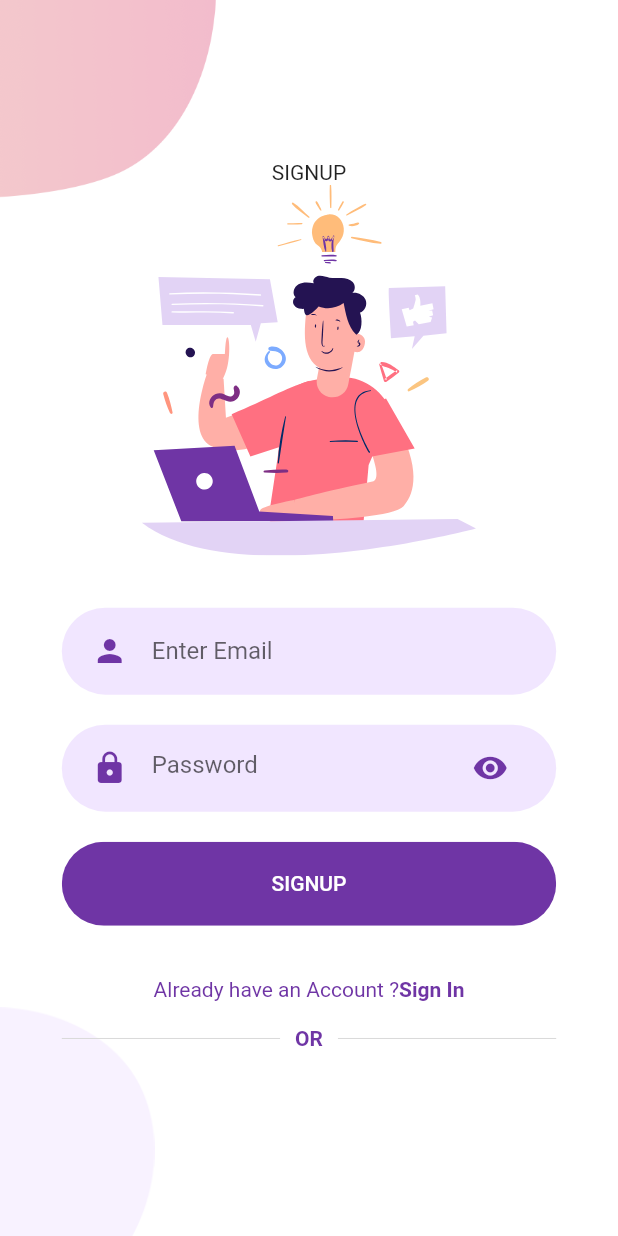
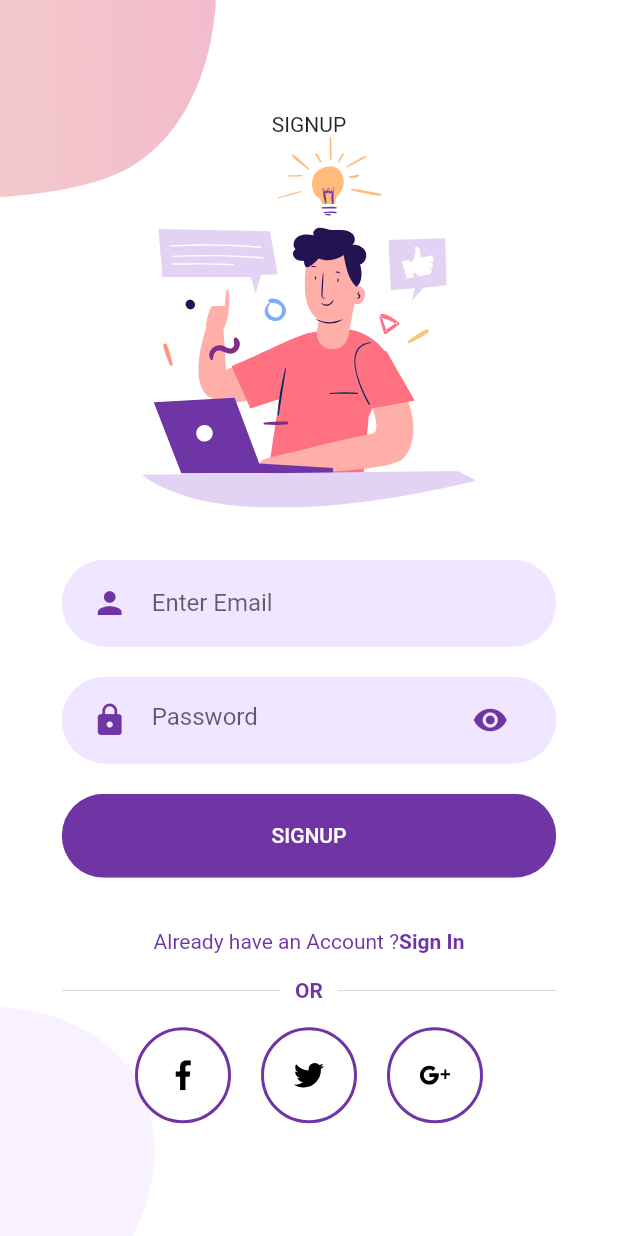
Before and after one commit to PawankumarPK/GamingApp, a Flutter app: the SignUp screen opened directly, on a phone screen of 412 x 824 dp. Run offline on Flutter 3.47's test engine with Material 2 defaults, Android fonts, the phone set to English and light mode, and no system bars; our stand-ins replace flutter_svg.

Commit message:
signup form done

```diff
--- a/lib/screens/Welcome/signUp/component/Body.dart
+++ b/lib/screens/Welcome/signUp/component/Body.dart
@@ -1,5 +1,4 @@
 import 'package:agami_dummy/component/rounded_button.dart';
-import 'package:agami_dummy/constant.dart';
 import 'package:agami_dummy/screens/Welcome/login/component/already_have_an_account_check.dart';
 import 'package:agami_dummy/screens/Welcome/login/component/round_input_field.dart';
 import 'package:agami_dummy/screens/Welcome/login/component/rounded_password_field.dart';
@@ -9,6 +8,7 @@ import 'package:flutter/material.dart';
 import 'package:flutter_svg/flutter_svg.dart';
 
 import 'or_divider.dart';
+import 'social_icons.dart';
 
 class Body extends StatelessWidget {
   @override
@@ -44,7 +44,24 @@ class Body extends StatelessWidget {
                 }));
               },
             ),
-            OrDivider()
+            OrDivider(),
+            Row(
+              mainAxisAlignment: MainAxisAlignment.center,
+              children: <Widget>[
+                SocialIcon(
+                  iconSrc: "assets/icons/facebook.svg",
+                  press: () {},
+                ),
+                SocialIcon(
+                  iconSrc: "assets/icons/twitter.svg",
+                  press: () {},
+                ),
+                SocialIcon(
+                  iconSrc: "assets/icons/google-plus.svg",
+                  press: () {},
+                )
+              ],
+            )
           ],
         ),
       ),
--- /dev/null
+++ b/lib/screens/Welcome/signUp/component/social_icons.dart
@@ -0,0 +1,32 @@
+import 'package:flutter/material.dart';
+import 'package:flutter_svg/svg.dart';
+
+import '../../../../constant.dart';
+
+class SocialIcon extends StatelessWidget {
+  final String iconSrc;
+  final Function press;
+
+  const SocialIcon({
+    Key key, this.iconSrc, this.press,
+  }) : super(key: key);
+
+  @override
+  Widget build(BuildContext context) {
+    return GestureDetector(
+      onTap: press,
+      child: Container(
+        margin: EdgeInsets.symmetric(horizontal: 10),
+        padding: EdgeInsets.all(20),
+        decoration: BoxDecoration(
+            border: Border.all(width: 2, color: kPrimaryColor),
+            shape: BoxShape.circle),
+        child: SvgPicture.asset(
+          iconSrc,
+          height: 20,
+          width: 20,
+        ),
+      ),
+    );
+  }
+}
```
